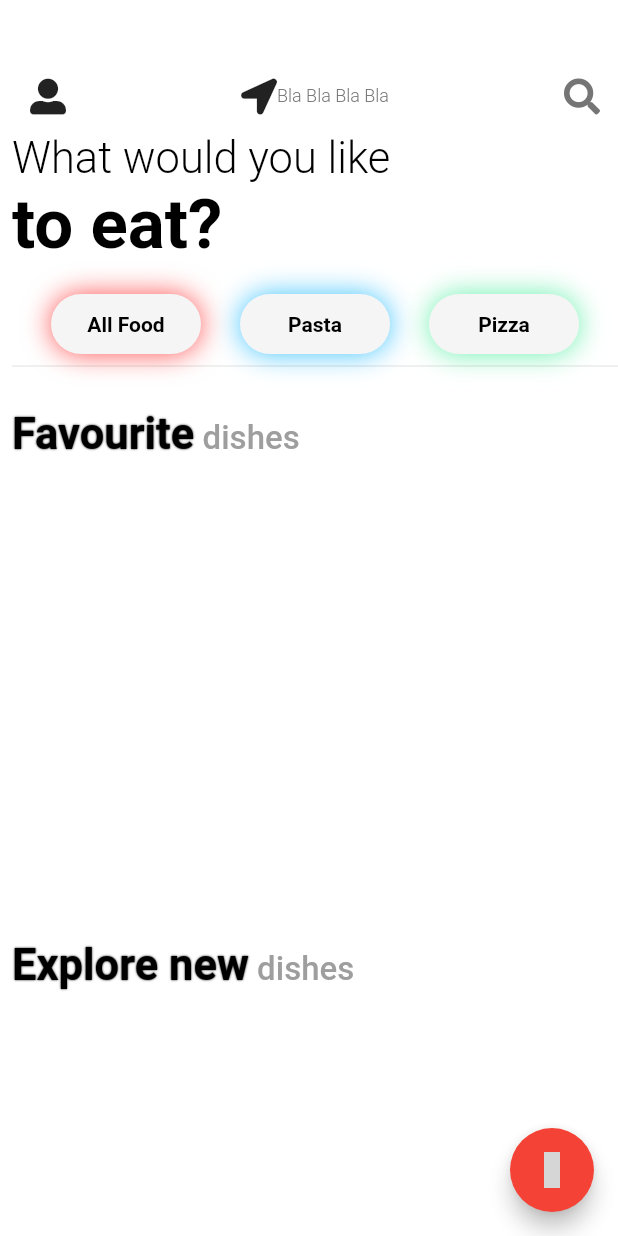
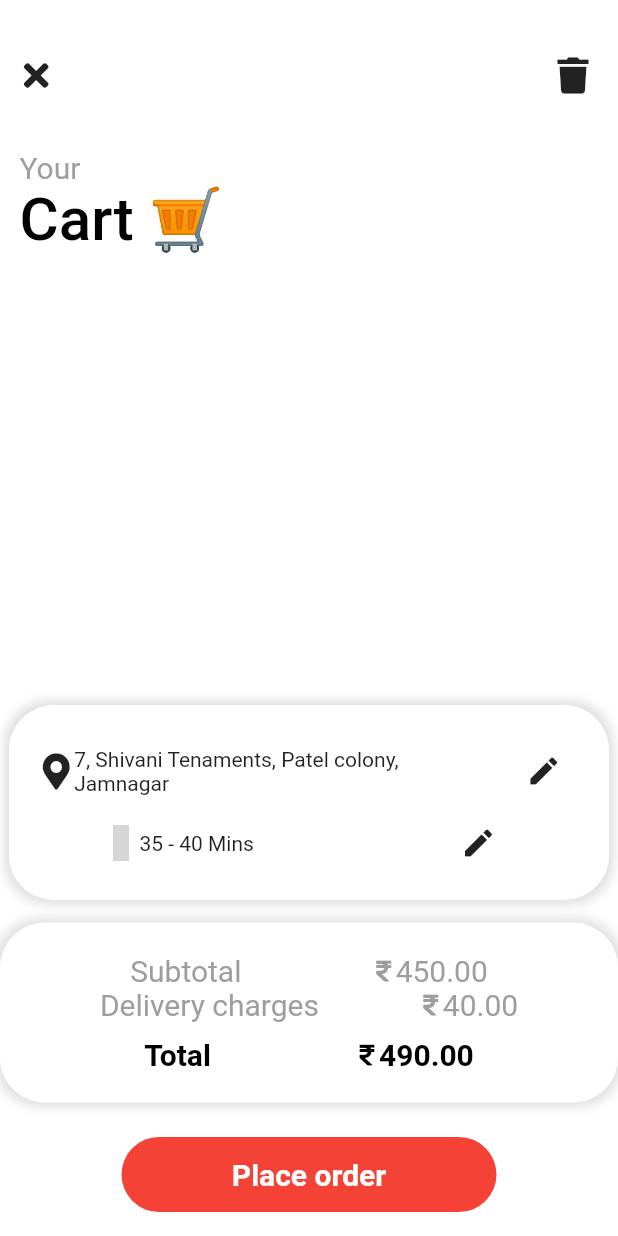
Before and after one commit to binarybeast01/Click-to-Eat, a Flutter app: the screen it shows after launch, after a tap on an icon or button, on a phone screen of 412 x 824 dp. Run offline on Flutter 3.47's test engine with Material 2 defaults, Android fonts, the phone set to English and light mode, and no system bars; our stand-ins replace cloud_firestore, eva_icons_flutter, firebase_core, font_awesome_flutter, lottie, page_transition; accounts and stored records are empty; network calls fail; grey boxes are pictures that could not be loaded.

Commit message:
Created cart UI and did Routing for pages

```diff
--- a/lib/Helpers/Footer.dart
+++ b/lib/Helpers/Footer.dart
@@ -1,14 +1,19 @@
+import 'package:click_to_eat/Views/MyCart.dart';
 import 'package:eva_icons_flutter/eva_icons_flutter.dart';
 import 'package:flutter/cupertino.dart';
 import 'package:flutter/material.dart';
+import 'package:page_transition/page_transition.dart';
 
-class Footers extends ChangeNotifier{
-  Widget floatingActionButton(BuildContext context){
+class Footers extends ChangeNotifier {
+  Widget floatingActionButton(BuildContext context) {
     return FloatingActionButton(
-      onPressed: (){},
-      child: Icon(
-        EvaIcons.shoppingCart
-      ),
-      );
+      onPressed: () {
+        Navigator.pushReplacement(
+          context,
+          PageTransition(child: MyCart(), type: PageTransitionType.bottomToTop),
+        );
+      },
+      child: Icon(EvaIcons.shoppingCart),
+    );
   }
 }
--- a/lib/Helpers/Headers.dart
+++ b/lib/Helpers/Headers.dart
@@ -11,12 +11,12 @@ class Headers extends ChangeNotifier {
           IconButton(icon: Icon(FontAwesomeIcons.userAlt), onPressed: () {}),
           Row(
             children: [
-              Icon(FontAwesomeIcons.locationArrow),
+              Icon(FontAwesomeIcons.mapMarkerAlt),
               Text(
-                "Bla Bla Bla Bla",
+                " Jamnagar, Gujarat",
                 style: TextStyle(
                   color: Colors.grey.shade600,
-                  fontSize: 12.0,
+                  fontSize: 18.0,
                   fontWeight: FontWeight.w300,
                 ),
               ),
@@ -76,7 +76,7 @@ class Headers extends ChangeNotifier {
               width: 100.0,
               child: Center(
                 child: Text(
-                  "All Food",
+                  "All Food 😋",
                   style:
                       TextStyle(color: Colors.black, fontWeight: FontWeight.bold),
                 ),
@@ -97,7 +97,7 @@ class Headers extends ChangeNotifier {
               width: 100.0,
               child: Center(
                 child: Text(
-                  "Pasta",
+                  "Pasta 🍝",
                   style:
                       TextStyle(color: Colors.black, fontWeight: FontWeight.bold),
                 ),
@@ -118,7 +118,7 @@ class Headers extends ChangeNotifier {
               width: 100.0,
               child: Center(
                 child: Text(
-                  "Pizza",
+                  "Pizza 🍕",
                   style:
                       TextStyle(color: Colors.black, fontWeight: FontWeight.bold),
                 ),
--- a/lib/Helpers/MiddleBody.dart
+++ b/lib/Helpers/MiddleBody.dart
@@ -20,7 +20,7 @@ class MiddleHelpers extends ChangeNotifier {
         ], fontWeight: FontWeight.w600, color: Colors.black, fontSize: 29.0),
         children: <TextSpan>[
           TextSpan(
-            text: " dishes",
+            text: " dishes 🍽️",
             style: TextStyle(shadows: [
               BoxShadow(color: Colors.grey, blurRadius: 0),
             ], fontSize: 22.0, fontWeight: FontWeight.w500, color: Colors.grey),
@@ -103,7 +103,7 @@ class MiddleHelpers extends ChangeNotifier {
                             snapshot.data[index].data()['name'],
                             style: TextStyle(
                               fontSize: 18.0,
-                              fontWeight: FontWeight.w200,
+                              fontWeight: FontWeight.w500,
                               color: Colors.black,
                             ),
                           ),
@@ -174,10 +174,10 @@ class MiddleHelpers extends ChangeNotifier {
 
   Widget favTextExplore() {
     return Padding(
-      padding: const EdgeInsets.only(top: 20.0),
+      padding: const EdgeInsets.only(top: 20.0, bottom: 10.0),
       child: RichText(
           text: TextSpan(
-        text: "Explore new",
+        text: "Explore 🆕",
         style: TextStyle(shadows: [
           BoxShadow(color: Colors.black, blurRadius: 1.0),
         ], fontWeight: FontWeight.w600, color: Colors.black, fontSize: 29.0),
--- a/lib/Views/DetailsScreen.dart
+++ b/lib/Views/DetailsScreen.dart
@@ -1,4 +1,5 @@
 import 'package:click_to_eat/Views/HomePage.dart';
+import 'package:click_to_eat/Views/MyCart.dart';
 import 'package:cloud_firestore/cloud_firestore.dart';
 import 'package:eva_icons_flutter/eva_icons_flutter.dart';
 import 'package:flutter/material.dart';
@@ -205,7 +206,7 @@ class _DetailsScreenState extends State<DetailsScreen> {
                       mainAxisAlignment: MainAxisAlignment.spaceEvenly,
                       children: [
                         Text(
-                          "Onion 🧅",
+                          "Onion 🧅  ",
                           style: TextStyle(
                               color: Colors.grey.shade500, fontSize: 25.0),
                         ),
@@ -230,7 +231,7 @@ class _DetailsScreenState extends State<DetailsScreen> {
                       mainAxisAlignment: MainAxisAlignment.spaceEvenly,
                       children: [
                         Text(
-                          "Sauce 🌶️",
+                          "Sauce 🌶️ ",
                           style: TextStyle(
                               color: Colors.grey.shade500, fontSize: 25.0),
                         ),
@@ -344,7 +345,9 @@ class _DetailsScreenState extends State<DetailsScreen> {
         Stack(
           children: [
             FloatingActionButton(
-              onPressed: () {},
+              onPressed: () {
+                Navigator.pushReplacement(context, PageTransition(child: MyCart(), type: PageTransitionType.bottomToTop),);
+              },
               child: Icon(EvaIcons.shoppingCart),
             ),
             Positioned(
--- /dev/null
+++ b/lib/Views/MyCart.dart
@@ -0,0 +1,285 @@
+import 'package:click_to_eat/Views/HomePage.dart';
+import 'package:eva_icons_flutter/eva_icons_flutter.dart';
+import 'package:flutter/material.dart';
+import 'package:font_awesome_flutter/font_awesome_flutter.dart';
+import 'package:page_transition/page_transition.dart';
+
+class MyCart extends StatefulWidget {
+  @override
+  _MyCartState createState() => _MyCartState();
+}
+
+class _MyCartState extends State<MyCart> {
+  @override
+  Widget build(BuildContext context) {
+    return Scaffold(
+      floatingActionButton: floatingActionButton(),
+      floatingActionButtonLocation: FloatingActionButtonLocation.centerFloat,
+      backgroundColor: Colors.white,
+      body: Column(
+        children: [
+          appBar(context),
+          headerText(),
+          cartData(),
+          shippingDetails(context),
+          billingData(),
+        ],
+      ),
+    );
+  }
+
+  Widget appBar(BuildContext context) {
+    return Row(
+      // mainAxisAlignment: MainAxisAlignment.spaceBetween,
+      children: [
+        SizedBox(
+          height: 100,
+        ),
+        IconButton(
+            icon: Icon(FontAwesomeIcons.times),
+            onPressed: () {
+              Navigator.pushReplacement(
+                  context,
+                  PageTransition(
+                      child: HomePage(),
+                      type: PageTransitionType.rightToLeftWithFade));
+            }),
+        Padding(
+          padding: const EdgeInsets.only(left: 310),
+          child:
+              IconButton(icon: Icon(FontAwesomeIcons.trash), onPressed: () {}),
+        ),
+      ],
+    );
+  }
+
+  Widget headerText() {
+    return Padding(
+      padding: const EdgeInsets.only(right: 250.0),
+      child: Column(
+        mainAxisAlignment: MainAxisAlignment.start,
+        crossAxisAlignment: CrossAxisAlignment.start,
+        children: [
+          Text(
+            "Your",
+            style: TextStyle(
+              color: Colors.grey,
+              fontSize: 20.0,
+            ),
+          ),
+          Text(
+            "Cart 🛒",
+            style: TextStyle(
+              color: Colors.black,
+              fontSize: 40.0,
+              fontWeight: FontWeight.w500,
+            ),
+          ),
+        ],
+      ),
+    );
+  }
+
+  Widget cartData() {
+    return SizedBox(
+      height: 300.0,
+    );
+  }
+
+  Widget shippingDetails(BuildContext context) {
+    return Container(
+      decoration: BoxDecoration(
+        boxShadow: [
+          BoxShadow(
+            color: Colors.grey.shade300,
+            blurRadius: 5.0,
+            spreadRadius: 3.0,
+          ),
+        ],
+        borderRadius: BorderRadius.circular(30.0),
+        color: Colors.white,
+      ),
+      height: 130.0,
+      width: 400.0,
+      child: Column(
+        children: [
+          Padding(
+            padding: const EdgeInsets.only(top: 20.0),
+            child: Row(
+              mainAxisAlignment: MainAxisAlignment.spaceAround,
+              children: [
+                Row(
+                  mainAxisAlignment: MainAxisAlignment.spaceAround,
+                  children: [
+                    Icon(FontAwesomeIcons.mapMarkerAlt),
+                    Container(
+                        constraints: BoxConstraints(
+                          maxWidth: 250.0,
+                        ),
+                        child: Text(
+                            "7, Shivani Tenaments, Patel colony, Jamnagar")),
+                  ],
+                ),
+                IconButton(icon: Icon(Icons.edit), onPressed: () {}),
+              ],
+            ),
+          ),
+          Row(
+            mainAxisAlignment: MainAxisAlignment.spaceAround,
+            children: [
+              Row(
+                mainAxisAlignment: MainAxisAlignment.spaceAround,
+                children: [
+                  Icon(EvaIcons.clock),
+                  Container(
+                      constraints: BoxConstraints(
+                        maxWidth: 250.0,
+                      ),
+                      child: Text("35 - 40 Mins")),
+                ],
+              ),
+              IconButton(icon: Icon(Icons.edit), onPressed: () {}),
+            ],
+          ),
+        ],
+      ),
+    );
+  }
+
+  Widget billingData() {
+    return Padding(
+      padding: const EdgeInsets.only(top: 15.0),
+      child: Container(
+        decoration: BoxDecoration(
+          boxShadow: [
+            BoxShadow(
+              color: Colors.grey.shade300,
+              blurRadius: 5.0,
+              spreadRadius: 3.0,
+            ),
+          ],
+          borderRadius: BorderRadius.circular(30.0),
+          color: Colors.white,
+        ),
+        height: 120.0,
+        child: Column(
+          mainAxisAlignment: MainAxisAlignment.center,
+          crossAxisAlignment: CrossAxisAlignment.center,
+          children: [
+            Row(
+              mainAxisAlignment: MainAxisAlignment.spaceEvenly,
+              children: [
+                Text(
+                  'Subtotal',
+                  style: TextStyle(
+                    color: Colors.grey,
+                    fontSize: 20.0,
+                  ),
+                ),
+                Row(
+                  children: [
+                    Icon(
+                      FontAwesomeIcons.rupeeSign,
+                      color: Colors.grey,
+                      size: 16.0,
+                    ),
+                    Text(
+                      "450.00",
+                      style: TextStyle(color: Colors.grey, fontSize: 20.0),
+                    ),
+                  ],
+                ),
+              ],
+            ),
+            Row(
+              mainAxisAlignment: MainAxisAlignment.spaceEvenly,
+              children: [
+                Text(
+                  'Delivery charges',
+                  style: TextStyle(
+                    color: Colors.grey,
+                    fontSize: 20.0,
+                  ),
+                ),
+                Row(
+                  children: [
+                    Icon(
+                      FontAwesomeIcons.rupeeSign,
+                      color: Colors.grey,
+                      size: 16.0,
+                    ),
+                    Text(
+                      "40.00",
+                      style: TextStyle(color: Colors.grey, fontSize: 20.0),
+                    ),
+                  ],
+                ),
+              ],
+            ),
+            Padding(
+              padding: const EdgeInsets.only(top: 10.0),
+              child: Row(
+                mainAxisAlignment: MainAxisAlignment.spaceEvenly,
+                children: [
+                  Text(
+                    'Total',
+                    style: TextStyle(
+                      color: Colors.black,
+                      fontSize: 20.0,
+                      fontWeight: FontWeight.w600,
+                    ),
+                  ),
+                  Row(
+                    children: [
+                      Icon(
+                        FontAwesomeIcons.rupeeSign,
+                        color: Colors.black,
+                        size: 16.0,
+                      ),
+                      Text(
+                        "490.00",
+                        style: TextStyle(
+                          color: Colors.black,
+                          fontSize: 20.0,
+                          fontWeight: FontWeight.w600,
+                        ),
+                      ),
+                    ],
+                  ),
+                ],
+              ),
+            ),
+          ],
+        ),
+      ),
+    );
+  }
+
+  Widget floatingActionButton() {
+    return Row(
+      mainAxisAlignment: MainAxisAlignment.spaceEvenly,
+      children: [
+        GestureDetector(
+          onTap: () {},
+          child: Container(
+            width: 250.0,
+            height: 50.0,
+            decoration: BoxDecoration(
+              color: Colors.red.shade500,
+              borderRadius: BorderRadius.circular(50.0),
+            ),
+            child: Center(
+              child: Text(
+                "Place order",
+                style: TextStyle(
+                    fontSize: 20.0,
+                    fontWeight: FontWeight.w700,
+                    color: Colors.white),
+              ),
+            ),
+          ),
+        ),
+      ],
+    );
+  }
+}
```
